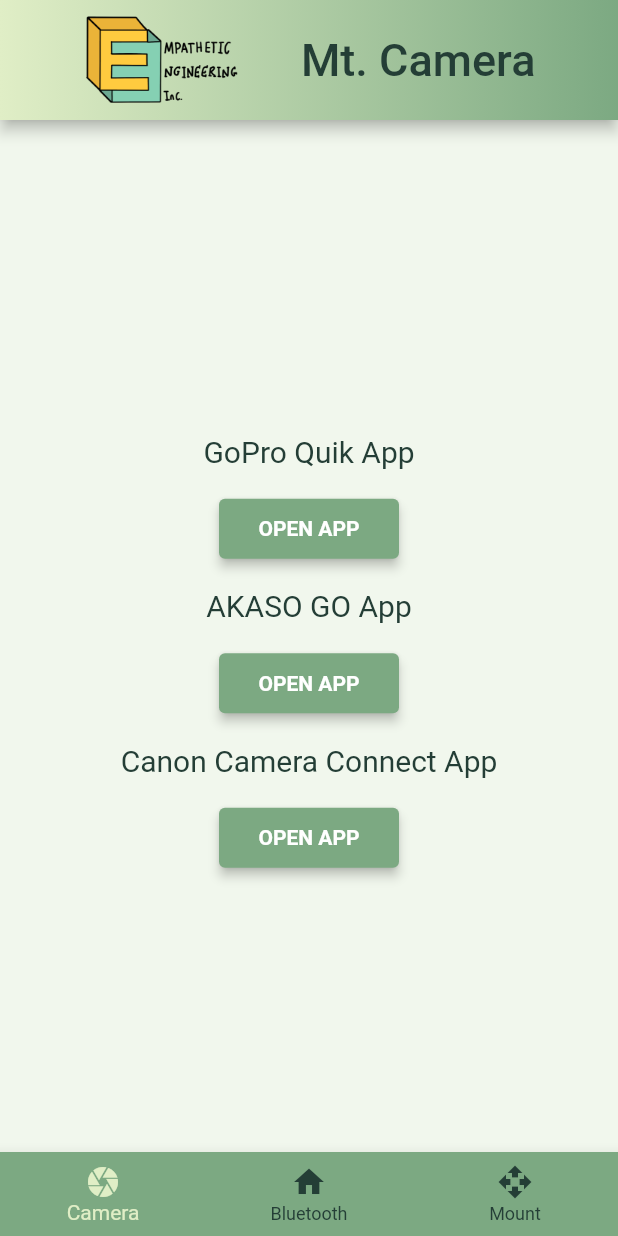
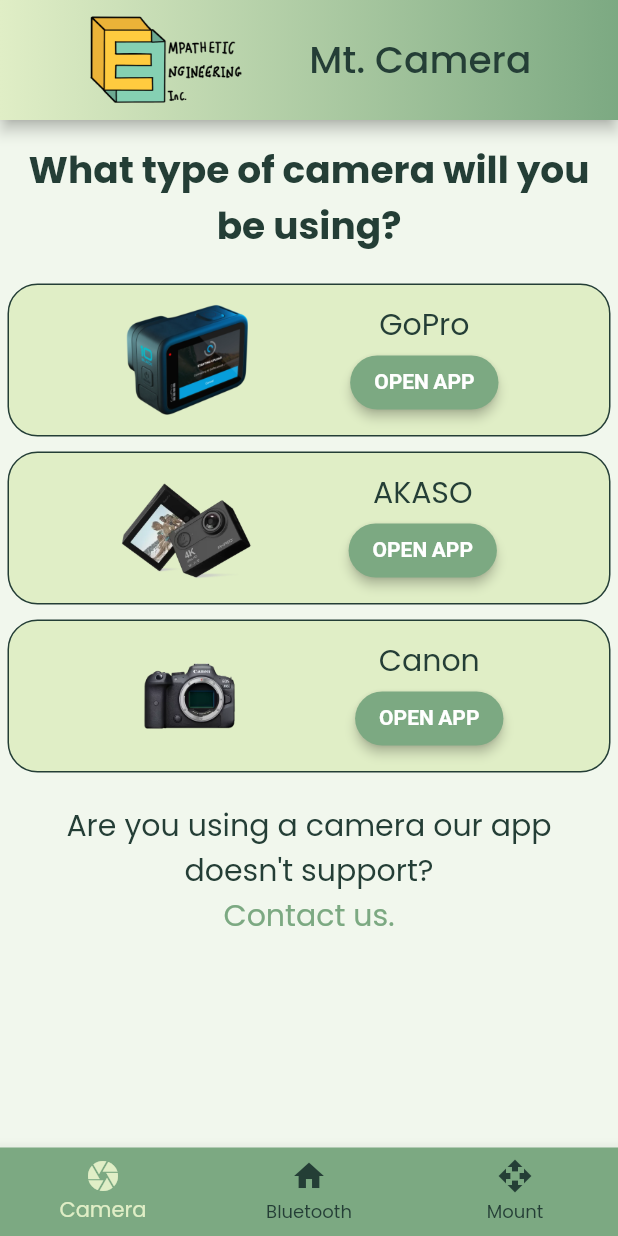
Before and after one commit to zzberries/mt_camera, a Flutter app: the screen it shows after launch, on a phone screen of 412 x 824 dp. Run offline on Flutter 3.47's test engine with Material 2 defaults, Android fonts, the phone set to English and light mode, and no system bars; our stand-ins replace flutter_blue_plus, google_fonts, permission_handler; missing offline and left inert: external_app_launcher.

Commit message:
added new page to just connect with cameras - 05/17/2023

```diff
--- a/lib/bluetooth_module_controls.dart
+++ b/lib/bluetooth_module_controls.dart
@@ -17,20 +17,19 @@
   List<BluetoothService>? bluetoothServices;
   List<ControlButton> controlButtons = [];
   late String _buttonState;
-  late int _deviceState;
 
   @override
   void initState() {
     initBleList();
     super.initState();
-    _deviceState = 0;
     _buttonState = "no button pressed.";
   }
 
   @override
   Widget build(BuildContext context) {
     return Scaffold(
-      body: bluetoothServices == null ? _buildListViewOfDevices() : _buildControlButtons()
+        backgroundColor: mintCream,
+        body: bluetoothServices == null ? _buildListViewOfDevices() : _buildControlButtons()
     );
   }
 
--- a/lib/home_page.dart
+++ b/lib/home_page.dart
@@ -10,41 +10,57 @@
 }
 
 class _HomeScreenState extends State<HomeScreen> {
+  final List<CameraAppIcon> _apps = [];
+
   @override
   void initState() {
     super.initState();
+    _apps.add(CameraAppIcon(appName: 'GoPro', androidPackage: 'com.gopro.smarty', imageUrl: 'assets/images/gopro_image.png'));
+    _apps.add(CameraAppIcon(appName: 'AKASO', androidPackage: 'com.cnest.motioncamera', imageUrl: 'assets/images/akaso_image.png'));
+    _apps.add(CameraAppIcon(appName: 'Canon', androidPackage: 'jp.co.canon.ic.cameraconnect', imageUrl: 'assets/images/canon_image.png'));
   }
 
-  @override
-  Widget build(BuildContext context) {
-    return Container(
-      child: Column(
-        mainAxisAlignment: MainAxisAlignment.center,
-        crossAxisAlignment: CrossAxisAlignment.center,
+  Column _buildCameraAppIcons() {
+    List<Widget> containers = [];
+    for (CameraAppIcon cai in _apps) {
+      containers.add(
+        Container(
+          margin: const EdgeInsets.all(5),
+          padding: const EdgeInsets.all(10),
+          decoration: BoxDecoration(
+            border: Border.all(
+              color: darkSlateGray,
+            ),
+            borderRadius: const BorderRadius.all(Radius.circular(20)),
+            color: nyanza
+          ),
+          child: Row(
+              mainAxisAlignment: MainAxisAlignment.spaceEvenly,
               children: [
-          Container(
-            margin: const EdgeInsets.all(10),
-            padding: const EdgeInsets.all(10),
-            child: const Text(
-              'GoPro Quik App',
+                Image.asset(
+                  cai.imageUrl,
+                  height: 80.0,
+                  fit: BoxFit.fitHeight,
+                ),
+                Column(
+                  children: [
+                    Text(
+                        cai.appName,
                         textAlign: TextAlign.center,
-              style: TextStyle(
+                        style: const TextStyle(
                           color: darkSlateGray,
                           fontSize: 20,
+                        )
                     ),
-            ),
-          ),
-          SizedBox(
-            width: 120,
-            height: 40,
-            child: ElevatedButton(
+                    ElevatedButton(
                         onPressed: () async {
                           await LaunchApp.openApp(
-                    androidPackageName: 'com.gopro.smarty',
+                            androidPackageName: cai.androidPackage,
                             openStore: false,
                           );
                         },
                         style: ElevatedButton.styleFrom(
+                          shape: const StadiumBorder(),
                           backgroundColor: cambridgeBlue,
                           textStyle: const TextStyle(
                               fontWeight: FontWeight.bold
@@ -56,82 +72,69 @@
                               'OPEN APP',
                               textAlign: TextAlign.center,
                             )
-                ))
+                        )
                     ),
+                  ],
+                )
+              ]
+          )
+        )
+      );
+    }
+    return Column(children: <Widget>[...containers]);
+  }
+
+  @override
+  Widget build(BuildContext context) {
+    return Column(
+      children: [
         Container(
-            margin: const EdgeInsets.all(10),
+          margin: const EdgeInsets.all(5),
           padding: const EdgeInsets.all(10),
           child: const Text(
-              'AKASO GO App',
+              'What type of camera will you be using?',
               textAlign: TextAlign.center,
               style: TextStyle(
+                fontSize: 25.0,
+                fontWeight: FontWeight.bold,
                 color: darkSlateGray,
-                fontSize: 20,
+              )
           ),
         ),
-          ),
-          SizedBox(
-              width: 120,
-              height: 40,
-              child: ElevatedButton(
-                  onPressed: () async {
-                    await LaunchApp.openApp(
-                      androidPackageName: 'com.cnest.motioncamera',
-                      openStore: false,
-                    );
-                  },
-                  style: ElevatedButton.styleFrom(
-                    backgroundColor: cambridgeBlue,
-                    textStyle: const TextStyle(
-                        fontWeight: FontWeight.bold
-                    ),
-                    elevation: 3,
-                  ),
-                  child: const Center(
-                      child: Text(
-                        'OPEN APP',
-                        textAlign: TextAlign.center,
-                      )
-                  ))
-          ),
+        _buildCameraAppIcons(),
         Container(
-            margin: const EdgeInsets.all(10),
+          margin: const EdgeInsets.all(5),
           padding: const EdgeInsets.all(10),
-            child: const Text(
-              'Canon Camera Connect App',
+          child: Column(
+            children: const [
+              Text(
+                  'Are you using a camera our app doesn\'t support?',
                   textAlign: TextAlign.center,
                   style: TextStyle(
+                    fontSize: 20.0,
                     color: darkSlateGray,
-                fontSize: 20,
+                  )
               ),
-            ),
-          ),
-          SizedBox(
-              width: 120,
-              height: 40,
-              child: ElevatedButton(
-                  onPressed: () async {
-                    await LaunchApp.openApp(
-                      androidPackageName: 'jp.co.canon.ic.cameraconnect',
-                      openStore: false,
-                    );
-                  },
-                  style: ElevatedButton.styleFrom(
-                    backgroundColor: cambridgeBlue,
-                    textStyle: const TextStyle(
-                        fontWeight: FontWeight.bold
-                    ),
-                    elevation: 3,
-                  ),
-                  child: const Center(
-                      child: Text(
-                        'OPEN APP',
+              Text(
+                  'Contact us.',
                   textAlign: TextAlign.center,
+                  style: TextStyle(
+                    fontSize: 20.0,
+                    color: cambridgeBlue,
                   )
-                  ))
-          ),
+              )
             ],
-      ),
+          )
+        )
+      ],
     );
   }
 }
+
+class CameraAppIcon {
+  final String appName;
+  final String androidPackage;
+  final String imageUrl;
+
+  CameraAppIcon({required this.appName, required this.androidPackage, required this.imageUrl});
+}
--- a/lib/main.dart
+++ b/lib/main.dart
@@ -1,4 +1,5 @@
 import 'package:flutter/material.dart';
+import 'package:google_fonts/google_fonts.dart';
 import 'package:mt_camera/bluetooth_module_controls.dart';
 import 'package:mt_camera/home_page.dart';
 import 'camera_controls.dart';
@@ -17,7 +18,10 @@
   // build the app with a stateful widget because we have a bottom navbar
   @override
   Widget build(BuildContext context) {
-    return const MaterialApp(
+    return MaterialApp(
+      theme: ThemeData(
+        fontFamily: GoogleFonts.poppins().fontFamily,
+      ),
       title: _title,
       home: MyStatefulWidget(),
     );
@@ -69,7 +73,7 @@
                 'Mt. Camera',
                 style: TextStyle(
                     color: darkSlateGray,
-                    fontSize: 30
+                    fontSize: 25
                 ),
               )
             ]
--- a/pubspec.yaml
+++ b/pubspec.yaml
@@ -38,6 +38,7 @@
   flutter_blue_plus: ^1.4.0
   permission_handler: ^10.2.0
   external_app_launcher: ^3.1.0
+  google_fonts: ^4.0.4
 
 dev_dependencies:
   flutter_test:
@@ -64,6 +65,9 @@
   assets:
     - assets/images/unnamed.png
     - assets/images/sidewalk_photo.jpg
+    - assets/images/gopro_image.png
+    - assets/images/akaso_image.png
+    - assets/images/canon_image.png
 
   # To add assets to your application, add an assets section, like this:
   # assets:
```
Also changed, not shown: lib/color_constants.dart (+12 -0 lines), assets/images/akaso_image.png (added), assets/images/canon_image.png (added), assets/images/gopro_image.png (added), pubspec.lock, 2 other files. Lines whose indentation alone changed are shown as unchanged.
